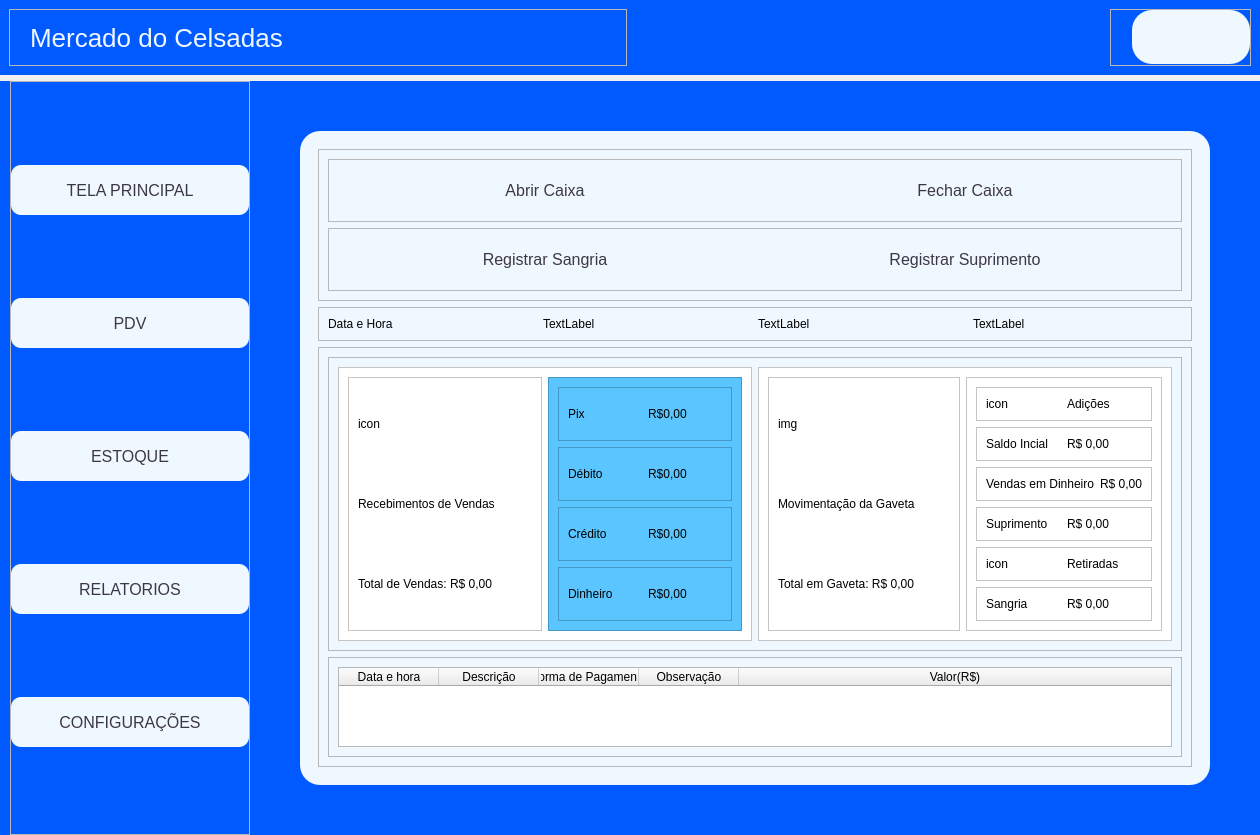
The window that ui_tela_principal.ui (CelsoLucas/Mercado) describes before a commit, drawn with Qt 5.
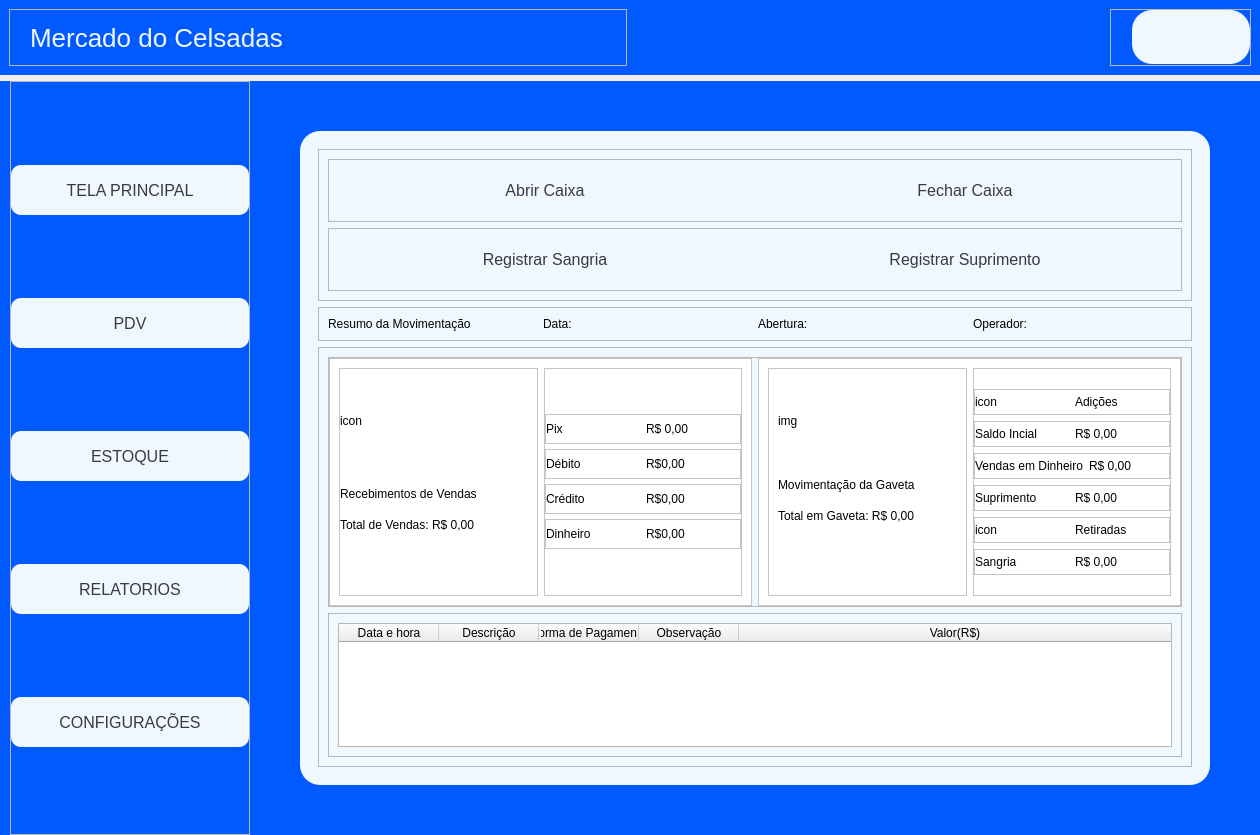
The same window after the commit. Icons and pictures are not drawn.

Diff of the .ui file:
```diff
--- a/ui_tela_principal.ui
+++ b/ui_tela_principal.ui
@@ -681,28 +681,28 @@
                      <item>
                       <widget class="QLabel" name="label_42">
                        <property name="text">
-                        <string>Data e Hora</string>
+                        <string>Resumo da Movimentação</string>
                        </property>
                       </widget>
                      </item>
                      <item>
                       <widget class="QLabel" name="label_41">
                        <property name="text">
-                        <string>TextLabel</string>
+                        <string>Data:</string>
                        </property>
                       </widget>
                      </item>
                      <item>
                       <widget class="QLabel" name="label_40">
                        <property name="text">
-                        <string>TextLabel</string>
+                        <string>Abertura:</string>
                        </property>
                       </widget>
                      </item>
                      <item>
                       <widget class="QLabel" name="label_39">
                        <property name="text">
-                        <string>TextLabel</string>
+                        <string>Operador:</string>
                        </property>
                       </widget>
                      </item>
@@ -725,7 +725,19 @@
                     </property>
                     <layout class="QVBoxLayout" name="verticalLayout_51">
                      <item>
-                      <widget class="QFrame" name="frame_21">
+                      <widget class="QFrame" name="layout_dados_sem_tabela">
+                       <property name="minimumSize">
+                        <size>
+                         <width>0</width>
+                         <height>250</height>
+                        </size>
+                       </property>
+                       <property name="maximumSize">
+                        <size>
+                         <width>16777215</width>
+                         <height>400</height>
+                        </size>
+                       </property>
                        <property name="frameShape">
                         <enum>QFrame::Shape::StyledPanel</enum>
                        </property>
@@ -733,6 +745,18 @@
                         <enum>QFrame::Shadow::Raised</enum>
                        </property>
                        <layout class="QHBoxLayout" name="horizontalLayout_18">
+                        <property name="leftMargin">
+                         <number>0</number>
+                        </property>
+                        <property name="topMargin">
+                         <number>0</number>
+                        </property>
+                        <property name="rightMargin">
+                         <number>0</number>
+                        </property>
+                        <property name="bottomMargin">
+                         <number>0</number>
+                        </property>
                         <item>
                          <widget class="QFrame" name="frame_22">
                           <property name="styleSheet">
@@ -754,6 +778,18 @@
                               <enum>QFrame::Shadow::Raised</enum>
                              </property>
                              <layout class="QVBoxLayout" name="verticalLayout_52">
+                              <property name="leftMargin">
+                               <number>0</number>
+                              </property>
+                              <property name="topMargin">
+                               <number>0</number>
+                              </property>
+                              <property name="rightMargin">
+                               <number>0</number>
+                              </property>
+                              <property name="bottomMargin">
+                               <number>0</number>
+                              </property>
                               <item>
                                <widget class="QLabel" name="label_13">
                                 <property name="text">
@@ -761,27 +797,55 @@
                                 </property>
                                </widget>
                               </item>
-                              <item>
-                               <widget class="QLabel" name="label_14">
+                              <item alignment="Qt::AlignmentFlag::AlignLeft">
+                               <widget class="QLabel" name="txt_recebimento_vendas">
+                                <property name="maximumSize">
+                                 <size>
+                                  <width>16777215</width>
+                                  <height>30</height>
+                                 </size>
+                                </property>
                                 <property name="text">
                                  <string>Recebimentos de Vendas</string>
                                 </property>
                                </widget>
                               </item>
-                              <item>
-                               <widget class="QLabel" name="label_15">
+                              <item alignment="Qt::AlignmentFlag::AlignLeft">
+                               <widget class="QLabel" name="txt_total_vendas_db">
+                                <property name="maximumSize">
+                                 <size>
+                                  <width>16777215</width>
+                                  <height>20</height>
+                                 </size>
+                                </property>
                                 <property name="text">
                                  <string>Total de Vendas: R$ 0,00</string>
                                 </property>
                                </widget>
                               </item>
+                              <item>
+                               <spacer name="verticalSpacer_4">
+                                <property name="orientation">
+                                 <enum>Qt::Orientation::Vertical</enum>
+                                </property>
+                                <property name="sizeType">
+                                 <enum>QSizePolicy::Policy::Fixed</enum>
+                                </property>
+                                <property name="sizeHint" stdset="0">
+                                 <size>
+                                  <width>20</width>
+                                  <height>60</height>
+                                 </size>
+                                </property>
+                               </spacer>
+                              </item>
                              </layout>
                             </widget>
                            </item>
                            <item>
                             <widget class="QFrame" name="frame_26">
                              <property name="styleSheet">
-                              <string notr="true">background-color: rgb(90, 197, 255);</string>
+                              <string notr="true"/>
                              </property>
                              <property name="frameShape">
                               <enum>QFrame::Shape::StyledPanel</enum>
@@ -790,8 +854,45 @@
                               <enum>QFrame::Shadow::Raised</enum>
                              </property>
                              <layout class="QVBoxLayout" name="verticalLayout_53">
+                              <property name="spacing">
+                               <number>0</number>
+                              </property>
+                              <property name="leftMargin">
+                               <number>0</number>
+                              </property>
+                              <property name="topMargin">
+                               <number>0</number>
+                              </property>
+                              <property name="rightMargin">
+                               <number>0</number>
+                              </property>
+                              <property name="bottomMargin">
+                               <number>0</number>
+                              </property>
                               <item>
-                               <widget class="QFrame" name="frame_30">
+                               <spacer name="verticalSpacer_7">
+                                <property name="orientation">
+                                 <enum>Qt::Orientation::Vertical</enum>
+                                </property>
+                                <property name="sizeType">
+                                 <enum>QSizePolicy::Policy::Fixed</enum>
+                                </property>
+                                <property name="sizeHint" stdset="0">
+                                 <size>
+                                  <width>20</width>
+                                  <height>40</height>
+                                 </size>
+                                </property>
+                               </spacer>
+                              </item>
+                              <item>
+                               <widget class="QFrame" name="layout_pix">
+                                <property name="maximumSize">
+                                 <size>
+                                  <width>16777215</width>
+                                  <height>30</height>
+                                 </size>
+                                </property>
                                 <property name="frameShape">
                                  <enum>QFrame::Shape::StyledPanel</enum>
                                 </property>
@@ -799,6 +900,18 @@
                                  <enum>QFrame::Shadow::Raised</enum>
                                 </property>
                                 <layout class="QHBoxLayout" name="horizontalLayout_23">
+                                 <property name="leftMargin">
+                                  <number>0</number>
+                                 </property>
+                                 <property name="topMargin">
+                                  <number>0</number>
+                                 </property>
+                                 <property name="rightMargin">
+                                  <number>0</number>
+                                 </property>
+                                 <property name="bottomMargin">
+                                  <number>0</number>
+                                 </property>
                                  <item>
                                   <widget class="QLabel" name="label_16">
                                    <property name="text">
@@ -809,7 +922,7 @@
                                  <item>
                                   <widget class="QLabel" name="label_17">
                                    <property name="text">
-                                    <string>R$0,00</string>
+                                    <string>R$ 0,00</string>
                                    </property>
                                   </widget>
                                  </item>
@@ -817,7 +930,13 @@
                                </widget>
                               </item>
                               <item>
-                               <widget class="QFrame" name="frame_27">
+                               <widget class="QFrame" name="layout_debito">
+                                <property name="maximumSize">
+                                 <size>
+                                  <width>16777215</width>
+                                  <height>30</height>
+                                 </size>
+                                </property>
                                 <property name="frameShape">
                                  <enum>QFrame::Shape::StyledPanel</enum>
                                 </property>
@@ -825,6 +944,18 @@
                                  <enum>QFrame::Shadow::Raised</enum>
                                 </property>
                                 <layout class="QHBoxLayout" name="horizontalLayout_22">
+                                 <property name="leftMargin">
+                                  <number>0</number>
+                                 </property>
+                                 <property name="topMargin">
+                                  <number>0</number>
+                                 </property>
+                                 <property name="rightMargin">
+                                  <number>0</number>
+                                 </property>
+                                 <property name="bottomMargin">
+                                  <number>0</number>
+                                 </property>
                                  <item>
                                   <widget class="QLabel" name="label_18">
                                    <property name="text">
@@ -843,7 +974,13 @@
                                </widget>
                               </item>
                               <item>
-                               <widget class="QFrame" name="frame_29">
+                               <widget class="QFrame" name="layout_credito">
+                                <property name="maximumSize">
+                                 <size>
+                                  <width>16777215</width>
+                                  <height>30</height>
+                                 </size>
+                                </property>
                                 <property name="frameShape">
                                  <enum>QFrame::Shape::StyledPanel</enum>
                                 </property>
@@ -851,6 +988,18 @@
                                  <enum>QFrame::Shadow::Raised</enum>
                                 </property>
                                 <layout class="QHBoxLayout" name="horizontalLayout_21">
+                                 <property name="leftMargin">
+                                  <number>0</number>
+                                 </property>
+                                 <property name="topMargin">
+                                  <number>0</number>
+                                 </property>
+                                 <property name="rightMargin">
+                                  <number>0</number>
+                                 </property>
+                                 <property name="bottomMargin">
+                                  <number>0</number>
+                                 </property>
                                  <item>
                                   <widget class="QLabel" name="label_20">
                                    <property name="text">
@@ -869,7 +1018,13 @@
                                </widget>
                               </item>
                               <item>
-                               <widget class="QFrame" name="frame_28">
+                               <widget class="QFrame" name="layout_dinheiro">
+                                <property name="maximumSize">
+                                 <size>
+                                  <width>16777215</width>
+                                  <height>30</height>
+                                 </size>
+                                </property>
                                 <property name="frameShape">
                                  <enum>QFrame::Shape::StyledPanel</enum>
                                 </property>
@@ -877,6 +1032,18 @@
                                  <enum>QFrame::Shadow::Raised</enum>
                                 </property>
                                 <layout class="QHBoxLayout" name="horizontalLayout_20">
+                                 <property name="leftMargin">
+                                  <number>0</number>
+                                 </property>
+                                 <property name="topMargin">
+                                  <number>0</number>
+                                 </property>
+                                 <property name="rightMargin">
+                                  <number>0</number>
+                                 </property>
+                                 <property name="bottomMargin">
+                                  <number>0</number>
+                                 </property>
                                  <item>
                                   <widget class="QLabel" name="label_22">
                                    <property name="text">
@@ -894,6 +1061,22 @@
                                 </layout>
                                </widget>
                               </item>
+                              <item>
+                               <spacer name="verticalSpacer_8">
+                                <property name="orientation">
+                                 <enum>Qt::Orientation::Vertical</enum>
+                                </property>
+                                <property name="sizeType">
+                                 <enum>QSizePolicy::Policy::Fixed</enum>
+                                </property>
+                                <property name="sizeHint" stdset="0">
+                                 <size>
+                                  <width>20</width>
+                                  <height>40</height>
+                                 </size>
+                                </property>
+                               </spacer>
+                              </item>
                              </layout>
                             </widget>
                            </item>
@@ -928,20 +1111,48 @@
                                 </property>
                                </widget>
                               </item>
-                              <item>
-                               <widget class="QLabel" name="label_25">
+                              <item alignment="Qt::AlignmentFlag::AlignLeft">
+                               <widget class="QLabel" name="txt_mov_gaveta">
+                                <property name="maximumSize">
+                                 <size>
+                                  <width>16777215</width>
+                                  <height>30</height>
+                                 </size>
+                                </property>
                                 <property name="text">
                                  <string>Movimentação da Gaveta</string>
                                 </property>
                                </widget>
                               </item>
                               <item>
-                               <widget class="QLabel" name="label_26">
+                               <widget class="QLabel" name="txt_total_gaveta_db">
+                                <property name="maximumSize">
+                                 <size>
+                                  <width>16777215</width>
+                                  <height>20</height>
+                                 </size>
+                                </property>
                                 <property name="text">
                                  <string>Total em Gaveta: R$ 0,00</string>
                                 </property>
                                </widget>
                               </item>
+                              <item>
+                               <spacer name="verticalSpacer_3">
+                                <property name="orientation">
+                                 <enum>Qt::Orientation::Vertical</enum>
+                                </property>
+                                <property name="sizeType">
+                                 <enum>QSizePolicy::Policy::Fixed</enum>
+                                </property>
+                                <property name="sizeHint" stdset="0">
+                                 <size>
+                                  <width>20</width>
+                                  <height>60</height>
+                                 </size>
+                                </property>
+                               </spacer>
+                              </item>
                              </layout>
                             </widget>
                            </item>
@@ -954,8 +1165,42 @@
                               <enum>QFrame::Shadow::Raised</enum>
                              </property>
                              <layout class="QVBoxLayout" name="verticalLayout_54">
+                              <property name="leftMargin">
+                               <number>0</number>
+                              </property>
+                              <property name="topMargin">
+                               <number>0</number>
+                              </property>
+                              <property name="rightMargin">
+                               <number>0</number>
+                              </property>
+                              <property name="bottomMargin">
+                               <number>0</number>
+                              </property>
                               <item>
-                               <widget class="QFrame" name="frame_33">
+                               <spacer name="verticalSpacer_5">
+                                <property name="orientation">
+                                 <enum>Qt::Orientation::Vertical</enum>
+                                </property>
+                                <property name="sizeType">
+                                 <enum>QSizePolicy::Policy::Fixed</enum>
+                                </property>
+                                <property name="sizeHint" stdset="0">
+                                 <size>
+                                  <width>20</width>
+                                  <height>20</height>
+                                 </size>
+                                </property>
+                               </spacer>
+                              </item>
+                              <item>
+                               <widget class="QFrame" name="layout_titulo">
+                                <property name="maximumSize">
+                                 <size>
+                                  <width>16777215</width>
+                                  <height>30</height>
+                                 </size>
+                                </property>
                                 <property name="frameShape">
                                  <enum>QFrame::Shape::StyledPanel</enum>
                                 </property>
@@ -963,8 +1208,23 @@
                                  <enum>QFrame::Shadow::Raised</enum>
                                 </property>
                                 <layout class="QHBoxLayout" name="horizontalLayout_26">
+                                 <property name="leftMargin">
+                                  <number>0</number>
+                                 </property>
+                                 <property name="topMargin">
+                                  <number>0</number>
+                                 </property>
+                                 <property name="rightMargin">
+                                  <number>0</number>
+                                 </property>
+                                 <property name="bottomMargin">
+                                  <number>0</number>
+                                 </property>
                                  <item>
-                                  <widget class="QLabel" name="label_27">
+                                  <widget class="QLabel" name="icon_adc">
+                                   <property name="styleSheet">
+                                    <string notr="true"/>
+                                   </property>
                                    <property name="text">
                                     <string>icon</string>
                                    </property>
@@ -989,6 +1249,18 @@
                                  <enum>QFrame::Shadow::Raised</enum>
                                 </property>
                                 <layout class="QHBoxLayout" name="horizontalLayout_27">
+                                 <property name="leftMargin">
+                                  <number>0</number>
+                                 </property>
+                                 <property name="topMargin">
+                                  <number>0</number>
+                                 </property>
+                                 <property name="rightMargin">
+                                  <number>0</number>
+                                 </property>
+                                 <property name="bottomMargin">
+                                  <number>0</number>
+                                 </property>
                                  <item>
                                   <widget class="QLabel" name="label_29">
                                    <property name="text">
@@ -1015,6 +1287,18 @@
                                  <enum>QFrame::Shadow::Raised</enum>
                                 </property>
                                 <layout class="QHBoxLayout" name="horizontalLayout_28">
+                                 <property name="leftMargin">
+                                  <number>0</number>
+                                 </property>
+                                 <property name="topMargin">
+                                  <number>0</number>
+                                 </property>
+                                 <property name="rightMargin">
+                                  <number>0</number>
+                                 </property>
+                                 <property name="bottomMargin">
+                                  <number>0</number>
+                                 </property>
                                  <item>
                                   <widget class="QLabel" name="label_31">
                                    <property name="text">
@@ -1041,6 +1325,18 @@
                                  <enum>QFrame::Shadow::Raised</enum>
                                 </property>
                                 <layout class="QHBoxLayout" name="horizontalLayout_29">
+                                 <property name="leftMargin">
+                                  <number>0</number>
+                                 </property>
+                                 <property name="topMargin">
+                                  <number>0</number>
+                                 </property>
+                                 <property name="rightMargin">
+                                  <number>0</number>
+                                 </property>
+                                 <property name="bottomMargin">
+                                  <number>0</number>
+                                 </property>
                                  <item>
                                   <widget class="QLabel" name="label_33">
                                    <property name="text">
@@ -1067,6 +1363,18 @@
                                  <enum>QFrame::Shadow::Raised</enum>
                                 </property>
                                 <layout class="QHBoxLayout" name="horizontalLayout_30">
+                                 <property name="leftMargin">
+                                  <number>0</number>
+                                 </property>
+                                 <property name="topMargin">
+                                  <number>0</number>
+                                 </property>
+                                 <property name="rightMargin">
+                                  <number>0</number>
+                                 </property>
+                                 <property name="bottomMargin">
+                                  <number>0</number>
+                                 </property>
                                  <item>
                                   <widget class="QLabel" name="label_35">
                                    <property name="text">
@@ -1093,6 +1401,18 @@
                                  <enum>QFrame::Shadow::Raised</enum>
                                 </property>
                                 <layout class="QHBoxLayout" name="horizontalLayout_25">
+                                 <property name="leftMargin">
+                                  <number>0</number>
+                                 </property>
+                                 <property name="topMargin">
+                                  <number>0</number>
+                                 </property>
+                                 <property name="rightMargin">
+                                  <number>0</number>
+                                 </property>
+                                 <property name="bottomMargin">
+                                  <number>0</number>
+                                 </property>
                                  <item>
                                   <widget class="QLabel" name="label_37">
                                    <property name="text">
@@ -1110,6 +1430,22 @@
                                 </layout>
                                </widget>
                               </item>
+                              <item>
+                               <spacer name="verticalSpacer_6">
+                                <property name="orientation">
+                                 <enum>Qt::Orientation::Vertical</enum>
+                                </property>
+                                <property name="sizeType">
+                                 <enum>QSizePolicy::Policy::Fixed</enum>
+                                </property>
+                                <property name="sizeHint" stdset="0">
+                                 <size>
+                                  <width>20</width>
+                                  <height>20</height>
+                                 </size>
+                                </property>
+                               </spacer>
+                              </item>
                              </layout>
                             </widget>
                            </item>
```
Left out of the diff: 142 changed lines with no effect on the pictures.
